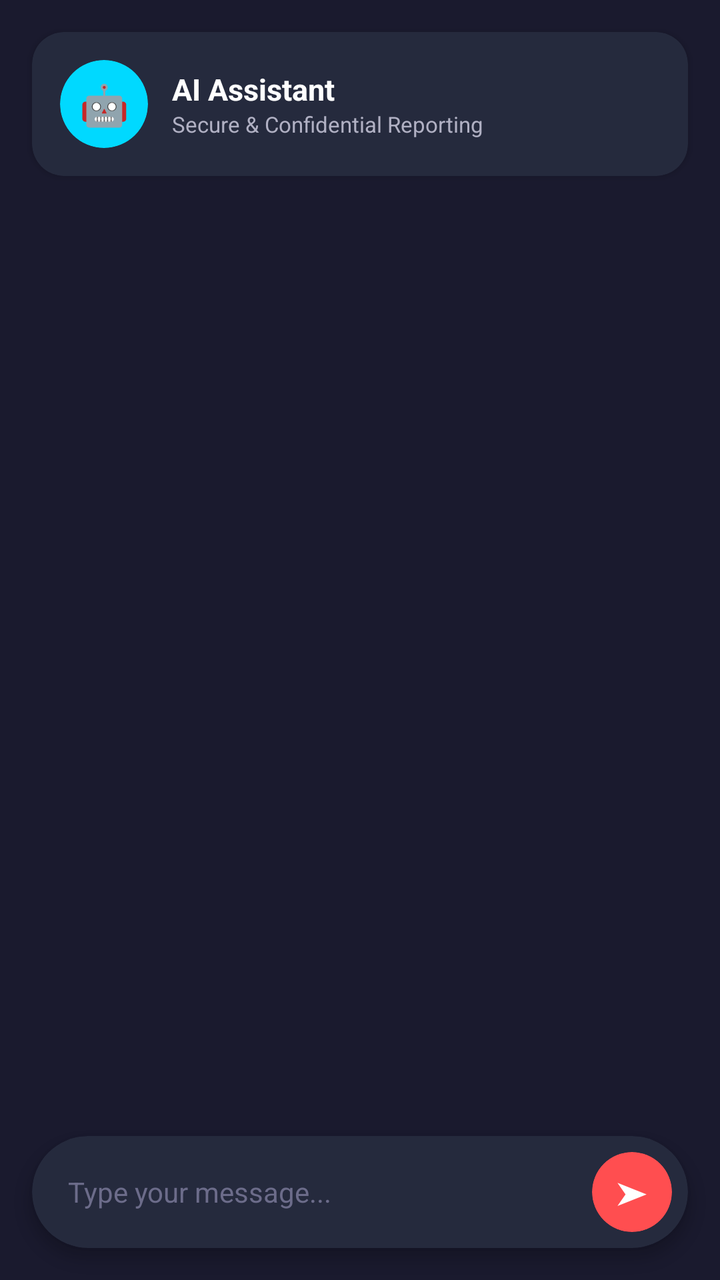
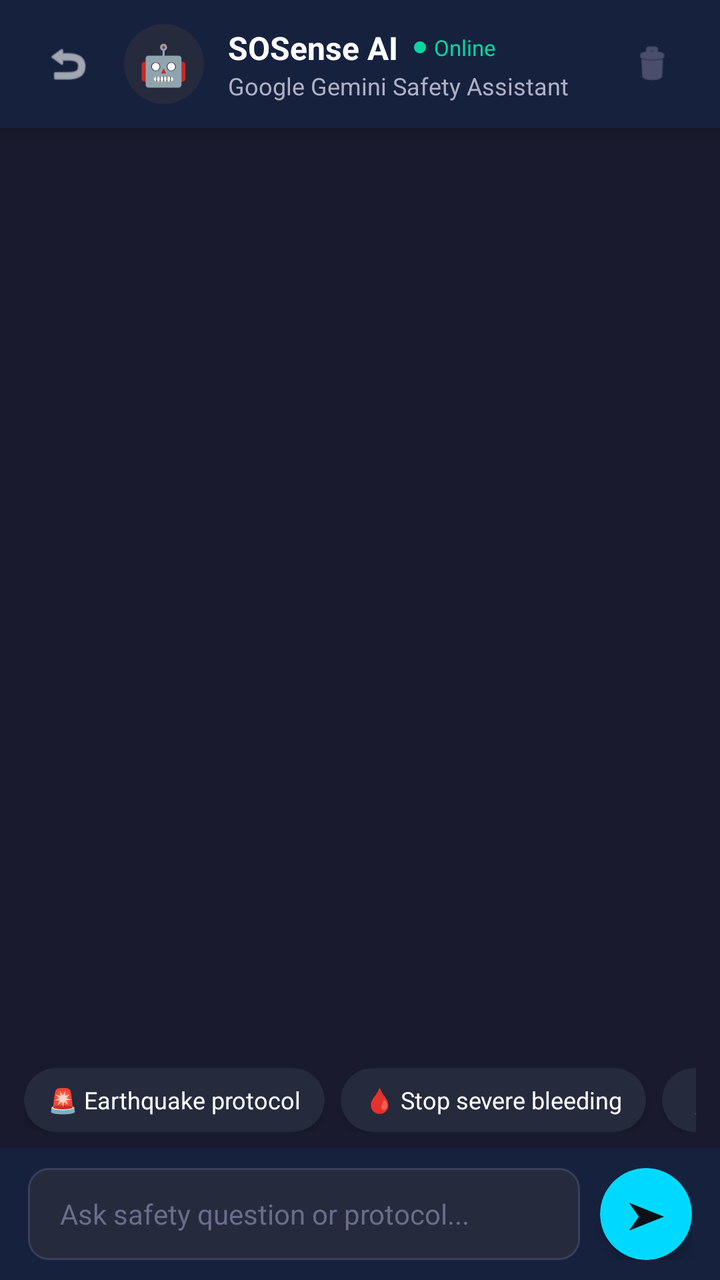

Before-and-after screenshots of an Android layout around one commit, followed by the original layout XML and the change that was made.
<!-- AndroidManifest.xml: application theme Theme.SOSense -->
<!-- res/layout/activity_chat.xml -->
<?xml version="1.0" encoding="utf-8"?>
<androidx.constraintlayout.widget.ConstraintLayout xmlns:android="http://schemas.android.com/apk/res/android"
    xmlns:app="http://schemas.android.com/apk/res-auto"
    android:layout_width="match_parent"
    android:layout_height="match_parent"
    android:background="@color/bg_dark_primary">

    
    <androidx.cardview.widget.CardView
        android:id="@+id/cardHeader"
        android:layout_width="0dp"
        android:layout_height="wrap_content"
        android:layout_marginTop="16dp"
        android:layout_marginStart="16dp"
        android:layout_marginEnd="16dp"
        app:cardBackgroundColor="@color/surface_light"
        app:cardCornerRadius="16dp"
        app:cardElevation="2dp"
        app:layout_constraintTop_toTopOf="parent"
        app:layout_constraintStart_toStartOf="parent"
        app:layout_constraintEnd_toEndOf="parent">

        <LinearLayout
            android:layout_width="match_parent"
            android:layout_height="wrap_content"
            android:orientation="horizontal"
            android:padding="14dp"
            android:gravity="center_vertical">

            <androidx.cardview.widget.CardView
                android:layout_width="44dp"
                android:layout_height="44dp"
                app:cardCornerRadius="22dp"
                app:cardBackgroundColor="@color/accent_teal"
                app:cardElevation="0dp">

                <TextView
                    android:layout_width="match_parent"
                    android:layout_height="match_parent"
                    android:gravity="center"
                    android:text="🤖"
                    android:textSize="20sp" />

            </androidx.cardview.widget.CardView>

            <LinearLayout
                android:layout_width="0dp"
                android:layout_height="wrap_content"
                android:layout_weight="1"
                android:layout_marginStart="12dp"
                android:orientation="vertical">

                <TextView
                    android:layout_width="wrap_content"
                    android:layout_height="wrap_content"
                    android:text="AI Assistant"
                    android:textColor="@color/text_primary"
                    android:textSize="15sp"
                    android:textStyle="bold" />

                <TextView
                    android:layout_width="wrap_content"
                    android:layout_height="wrap_content"
                    android:text="Secure &amp; Confidential Reporting"
                    android:textColor="@color/text_secondary"
                    android:textSize="11sp" />

            </LinearLayout>

        </LinearLayout>

    </androidx.cardview.widget.CardView>

    
    <androidx.recyclerview.widget.RecyclerView
        android:id="@+id/rvChatMessages"
        android:layout_width="0dp"
        android:layout_height="0dp"
        android:layout_marginTop="12dp"
        android:layout_marginStart="12dp"
        android:layout_marginEnd="12dp"
        android:clipToPadding="false"
        android:paddingBottom="10dp"
        android:scrollbarStyle="outsideOverlay"
        app:layout_constraintTop_toBottomOf="@id/cardHeader"
        app:layout_constraintBottom_toTopOf="@id/cardInputBar"
        app:layout_constraintStart_toStartOf="parent"
        app:layout_constraintEnd_toEndOf="parent" />

    
    <androidx.cardview.widget.CardView
        android:id="@+id/cardInputBar"
        android:layout_width="0dp"
        android:layout_height="56dp"
        android:layout_marginStart="16dp"
        android:layout_marginEnd="16dp"
        android:layout_marginBottom="16dp"
        app:cardBackgroundColor="@color/surface_light"
        app:cardCornerRadius="28dp"
        app:cardElevation="4dp"
        app:layout_constraintBottom_toBottomOf="parent"
        app:layout_constraintStart_toStartOf="parent"
        app:layout_constraintEnd_toEndOf="parent">

        <LinearLayout
            android:layout_width="match_parent"
            android:layout_height="match_parent"
            android:orientation="horizontal"
            android:gravity="center_vertical"
            android:paddingStart="18dp"
            android:paddingEnd="8dp">

            <EditText
                android:id="@+id/etChatInput"
                android:layout_width="0dp"
                android:layout_height="wrap_content"
                android:layout_weight="1"
                android:background="@android:color/transparent"
                android:hint="Type your message..."
                android:textColorHint="@color/text_muted"
                android:textColor="@color/text_primary"
                android:textSize="14sp"
                android:maxLines="1"
                android:inputType="text" />

            <androidx.cardview.widget.CardView
                android:layout_width="40dp"
                android:layout_height="40dp"
                android:clickable="true"
                android:focusable="true"
                android:foreground="?android:attr/selectableItemBackgroundBorderless"
                android:stateListAnimator="@animator/card_press_anim"
                app:cardCornerRadius="20dp"
                app:cardBackgroundColor="@color/sos_red_start"
                app:cardElevation="0dp">

                <TextView
                    android:id="@+id/btnSendChat"
                    android:layout_width="match_parent"
                    android:layout_height="match_parent"
                    android:gravity="center"
                    android:text="➤"
                    android:textColor="@color/white"
                    android:textSize="16sp"
                    android:clickable="false"
                    android:focusable="false" />

            </androidx.cardview.widget.CardView>

        </LinearLayout>

    </androidx.cardview.widget.CardView>

</androidx.constraintlayout.widget.ConstraintLayout>
<!-- resources referenced by this layout -->
<resources>
  <color name="accent_teal">#00D9FF</color>
  <color name="bg_dark_primary">#1A1A2E</color>
  <color name="sos_red_start">#FF4E50</color>
  <color name="surface_light">#252A3D</color>
  <color name="text_muted">#6C6C8A</color>
  <color name="text_primary">#FFFFFF</color>
  <color name="text_secondary">#B0B0C3</color>
  <color name="white">#FFFFFFFF</color>
  <style name="Theme.SOSense" parent="Base.Theme.SOSense" />
  <style name="Base.Theme.SOSense" parent="Theme.Material3.DayNight.NoActionBar">
          <item name="android:statusBarColor">@color/bg_dark_primary</item>
          <item name="android:navigationBarColor">@color/bg_dark_primary</item>
          <item name="android:windowDrawsSystemBarBackgrounds">true</item>
          <item name="android:windowLightStatusBar">false</item>
          <item name="android:windowLightNavigationBar" tools:targetApi="o_mr1">false</item>
      </style>
</resources>

<!-- the commit's change to res/layout/activity_chat.xml (unified diff, before → after) -->
@@ -6,149 +6,270 @@
     android:background="@color/bg_dark_primary">
 
     
-    <androidx.cardview.widget.CardView
-        android:id="@+id/cardHeader"
+    <LinearLayout
+        android:id="@+id/layoutChatHeader"
         android:layout_width="0dp"
         android:layout_height="wrap_content"
-        android:layout_marginTop="16dp"
-        android:layout_marginStart="16dp"
-        android:layout_marginEnd="16dp"
-        app:cardBackgroundColor="@color/surface_light"
-        app:cardCornerRadius="16dp"
-        app:cardElevation="2dp"
-        app:layout_constraintTop_toTopOf="parent"
+        android:background="@color/bg_dark_secondary"
+        android:elevation="6dp"
+        android:gravity="center_vertical"
+        android:orientation="horizontal"
+        android:paddingHorizontal="16dp"
+        android:paddingVertical="12dp"
+        app:layout_constraintEnd_toEndOf="parent"
         app:layout_constraintStart_toStartOf="parent"
-        app:layout_constraintEnd_toEndOf="parent">
+        app:layout_constraintTop_toTopOf="parent">
+
+        <ImageView
+            android:id="@+id/ivChatBack"
+            android:layout_width="36dp"
+            android:layout_height="36dp"
+            android:background="?attr/selectableItemBackgroundBorderless"
+            android:clickable="true"
+            android:contentDescription="Back"
+            android:focusable="true"
+            android:padding="6dp"
+            android:src="@android:drawable/ic_menu_revert"
+            app:tint="@color/text_primary" />
+
+        <FrameLayout
+            android:layout_width="40dp"
+            android:layout_height="40dp"
+            android:layout_marginStart="10dp"
+            android:background="@drawable/bg_circle_icon">
+
+            <TextView
+                android:layout_width="wrap_content"
+                android:layout_height="wrap_content"
+                android:layout_gravity="center"
+                android:text="🤖"
+                android:textSize="20sp" />
+        </FrameLayout>
 
         <LinearLayout
-            android:layout_width="match_parent"
+            android:layout_width="0dp"
             android:layout_height="wrap_content"
-            android:orientation="horizontal"
-            android:padding="14dp"
-            android:gravity="center_vertical">
-
-            <androidx.cardview.widget.CardView
-                android:layout_width="44dp"
-                android:layout_height="44dp"
-                app:cardCornerRadius="22dp"
-                app:cardBackgroundColor="@color/accent_teal"
-                app:cardElevation="0dp">
-
-                <TextView
-                    android:layout_width="match_parent"
-                    android:layout_height="match_parent"
-                    android:gravity="center"
-                    android:text="🤖"
-                    android:textSize="20sp" />
-
-            </androidx.cardview.widget.CardView>
+            android:layout_marginStart="12dp"
+            android:layout_weight="1"
+            android:orientation="vertical">
 
             <LinearLayout
-                android:layout_width="0dp"
+                android:layout_width="wrap_content"
                 android:layout_height="wrap_content"
-                android:layout_weight="1"
-                android:layout_marginStart="12dp"
-                android:orientation="vertical">
-
-                <TextView
-                    android:layout_width="wrap_content"
-                    android:layout_height="wrap_content"
-                    android:text="AI Assistant"
-                    android:textColor="@color/text_primary"
-                    android:textSize="15sp"
+                android:gravity="center_vertical"
+                android:orientation="horizontal">
+
+                <TextView
+                    android:layout_width="wrap_content"
+                    android:layout_height="wrap_content"
+                    android:text="SOSense AI"
+                    android:textColor="@color/text_primary"
+                    android:textSize="16sp"
                     android:textStyle="bold" />
 
-                <TextView
-                    android:layout_width="wrap_content"
-                    android:layout_height="wrap_content"
-                    android:text="Secure &amp; Confidential Reporting"
-                    android:textColor="@color/text_secondary"
+                <View
+                    android:layout_width="6dp"
+                    android:layout_height="6dp"
+                    android:layout_marginStart="8dp"
+                    android:background="@drawable/dot_green" />
+
+                <TextView
+                    android:layout_width="wrap_content"
+                    android:layout_height="wrap_content"
+                    android:layout_marginStart="4dp"
+                    android:text="Online"
+                    android:textColor="@color/success_green"
                     android:textSize="11sp" />
-
             </LinearLayout>
 
+            <TextView
+                android:layout_width="wrap_content"
+                android:layout_height="wrap_content"
+                android:text="Google Gemini Safety Assistant"
+                android:textColor="@color/text_secondary"
+                android:textSize="12sp" />
         </LinearLayout>
 
-    </androidx.cardview.widget.CardView>
+        
+        <ImageView
+            android:id="@+id/ivClearChat"
+            android:layout_width="36dp"
+            android:layout_height="36dp"
+            android:background="?attr/selectableItemBackgroundBorderless"
+            android:clickable="true"
+            android:contentDescription="Clear Chat"
+            android:focusable="true"
+            android:padding="7dp"
+            android:src="@android:drawable/ic_menu_delete"
+            app:tint="@color/text_muted" />
+    </LinearLayout>
 
     
     <androidx.recyclerview.widget.RecyclerView
         android:id="@+id/rvChatMessages"
         android:layout_width="0dp"
         android:layout_height="0dp"
-        android:layout_marginTop="12dp"
-        android:layout_marginStart="12dp"
-        android:layout_marginEnd="12dp"
         android:clipToPadding="false"
-        android:paddingBottom="10dp"
-        android:scrollbarStyle="outsideOverlay"
-        app:layout_constraintTop_toBottomOf="@id/cardHeader"
-        app:layout_constraintBottom_toTopOf="@id/cardInputBar"
+        android:paddingTop="12dp"
+        android:paddingBottom="12dp"
+        app:layout_constraintBottom_toTopOf="@id/layoutSuggestions"
+        app:layout_constraintEnd_toEndOf="parent"
         app:layout_constraintStart_toStartOf="parent"
-        app:layout_constraintEnd_toEndOf="parent" />
-
-    
-    <androidx.cardview.widget.CardView
-        android:id="@+id/cardInputBar"
-        android:layout_width="0dp"
-        android:layout_height="56dp"
-        android:layout_marginStart="16dp"
-        android:layout_marginEnd="16dp"
-        android:layout_marginBottom="16dp"
-        app:cardBackgroundColor="@color/surface_light"
-        app:cardCornerRadius="28dp"
-        app:cardElevation="4dp"
+        app:layout_constraintTop_toBottomOf="@id/layoutChatHeader" />
+
+    
+    <HorizontalScrollView
+        android:id="@+id/layoutSuggestions"
+        android:layout_width="0dp"
+        android:layout_height="wrap_content"
+        android:background="@color/bg_dark_primary"
+        android:paddingHorizontal="12dp"
+        android:paddingVertical="8dp"
+        android:scrollbars="none"
+        app:layout_constraintBottom_toTopOf="@id/layoutInputBar"
+        app:layout_constraintEnd_toEndOf="parent"
+        app:layout_constraintStart_toStartOf="parent">
+
+        <LinearLayout
+            android:layout_width="wrap_content"
+            android:layout_height="wrap_content"
+            android:orientation="horizontal">
+
+            <androidx.cardview.widget.CardView
+                android:id="@+id/chipEarthquake"
+                android:layout_width="wrap_content"
+                android:layout_height="32dp"
+                android:layout_marginEnd="8dp"
+                android:clickable="true"
+                android:focusable="true"
+                app:cardBackgroundColor="@color/card_bg"
+                app:cardCornerRadius="16dp">
+
+                <TextView
+                    android:layout_width="wrap_content"
+                    android:layout_height="wrap_content"
+                    android:layout_gravity="center"
+                    android:paddingHorizontal="12dp"
+                    android:text="🚨 Earthquake protocol"
+                    android:textColor="@color/text_primary"
+                    android:textSize="12sp" />
+            </androidx.cardview.widget.CardView>
+
+            <androidx.cardview.widget.CardView
+                android:id="@+id/chipBleeding"
+                android:layout_width="wrap_content"
+                android:layout_height="32dp"
+                android:layout_marginEnd="8dp"
+                android:clickable="true"
+                android:focusable="true"
+                app:cardBackgroundColor="@color/card_bg"
+                app:cardCornerRadius="16dp">
+
+                <TextView
+                    android:layout_width="wrap_content"
+                    android:layout_height="wrap_content"
+                    android:layout_gravity="center"
+                    android:paddingHorizontal="12dp"
+                    android:text="🩸 Stop severe bleeding"
+                    android:textColor="@color/text_primary"
+                    android:textSize="12sp" />
+            </androidx.cardview.widget.CardView>
+
+            <androidx.cardview.widget.CardView
+                android:id="@+id/chipCommute"
+                android:layout_width="wrap_content"
+                android:layout_height="32dp"
+                android:layout_marginEnd="8dp"
+                android:clickable="true"
+                android:focusable="true"
+                app:cardBackgroundColor="@color/card_bg"
+                app:cardCornerRadius="16dp">
+
+                <TextView
+                    android:layout_width="wrap_content"
+                    android:layout_height="wrap_content"
+                    android:layout_gravity="center"
+                    android:paddingHorizontal="12dp"
+                    android:text="🚶 Night commute tips"
+                    android:textColor="@color/text_primary"
+                    android:textSize="12sp" />
+            </androidx.cardview.widget.CardView>
+
+            <androidx.cardview.widget.CardView
+                android:id="@+id/chipSuspicious"
+                android:layout_width="wrap_content"
+                android:layout_height="32dp"
+                android:clickable="true"
+                android:focusable="true"
+                app:cardBackgroundColor="@color/card_bg"
+                app:cardCornerRadius="16dp">
+
+                <TextView
+                    android:layout_width="wrap_content"
+                    android:layout_height="wrap_content"
+                    android:layout_gravity="center"
+                    android:paddingHorizontal="12dp"
+                    android:text="⚠️ Suspicious activity"
+                    android:textColor="@color/text_primary"
+                    android:textSize="12sp" />
+            </androidx.cardview.widget.CardView>
+        </LinearLayout>
+    </HorizontalScrollView>
+
+    
+    <LinearLayout
+        android:id="@+id/layoutInputBar"
+        android:layout_width="0dp"
+        android:layout_height="wrap_content"
+        android:background="@color/bg_dark_secondary"
+        android:elevation="8dp"
+        android:gravity="center_vertical"
+        android:orientation="horizontal"
+        android:paddingHorizontal="14dp"
+        android:paddingVertical="10dp"
         app:layout_constraintBottom_toBottomOf="parent"
-        app:layout_constraintStart_toStartOf="parent"
-        app:layout_constraintEnd_toEndOf="parent">
-
-        <LinearLayout
-            android:layout_width="match_parent"
-            android:layout_height="match_parent"
-            android:orientation="horizontal"
-            android:gravity="center_vertical"
-            android:paddingStart="18dp"
-            android:paddingEnd="8dp">
-
-            <EditText
-                android:id="@+id/etChatInput"
-                android:layout_width="0dp"
-                android:layout_height="wrap_content"
-                android:layout_weight="1"
-                android:background="@android:color/transparent"
-                android:hint="Type your message..."
-                android:textColorHint="@color/text_muted"
-                android:textColor="@color/text_primary"
-                android:textSize="14sp"
-                android:maxLines="1"
-                android:inputType="text" />
-
-            <androidx.cardview.widget.CardView
-                android:layout_width="40dp"
-                android:layout_height="40dp"
-                android:clickable="true"
-                android:focusable="true"
-                android:foreground="?android:attr/selectableItemBackgroundBorderless"
-                android:stateListAnimator="@animator/card_press_anim"
-                app:cardCornerRadius="20dp"
-                app:cardBackgroundColor="@color/sos_red_start"
-                app:cardElevation="0dp">
-
-                <TextView
-                    android:id="@+id/btnSendChat"
-                    android:layout_width="match_parent"
-                    android:layout_height="match_parent"
-                    android:gravity="center"
-                    android:text="➤"
-                    android:textColor="@color/white"
-                    android:textSize="16sp"
-                    android:clickable="false"
-                    android:focusable="false" />
-
-            </androidx.cardview.widget.CardView>
-
-        </LinearLayout>
-
-    </androidx.cardview.widget.CardView>
+        app:layout_constraintEnd_toEndOf="parent"
+        app:layout_constraintStart_toStartOf="parent">
+
+        <EditText
+            android:id="@+id/etChatInput"
+            android:layout_width="0dp"
+            android:layout_height="wrap_content"
+            android:layout_marginEnd="10dp"
+            android:layout_weight="1"
+            android:background="@drawable/bg_input_field"
+            android:hint="Ask safety question or protocol..."
+            android:inputType="textCapSentences|textMultiLine"
+            android:maxLines="4"
+            android:minHeight="46dp"
+            android:paddingHorizontal="16dp"
+            android:paddingVertical="10dp"
+            android:textColor="@color/text_primary"
+            android:textColorHint="@color/text_muted"
+            android:textSize="14sp" />
+
+        <androidx.cardview.widget.CardView
+            android:id="@+id/btnSendChatContainer"
+            android:layout_width="46dp"
+            android:layout_height="46dp"
+            android:clickable="true"
+            android:focusable="true"
+            app:cardBackgroundColor="@color/accent_cyan"
+            app:cardCornerRadius="23dp"
+            app:cardElevation="4dp">
+
+            <TextView
+                android:id="@+id/btnSendChat"
+                android:layout_width="match_parent"
+                android:layout_height="match_parent"
+                android:clickable="false"
+                android:focusable="false"
+                android:gravity="center"
+                android:text="➤"
+                android:textColor="#0D1117"
+                android:textSize="18sp"
+                android:textStyle="bold" />
+        </androidx.cardview.widget.CardView>
+    </LinearLayout>
 
 </androidx.constraintlayout.widget.ConstraintLayout>
<!-- resource entries referenced after the edit -->
@@ -1,13 +1,37 @@
 <!-- resources referenced by this layout -->
 <resources>
-  <color name="accent_teal">#00D9FF</color>
+  <color name="accent_cyan">#00D9FF</color>
   <color name="bg_dark_primary">#1A1A2E</color>
-  <color name="sos_red_start">#FF4E50</color>
-  <color name="surface_light">#252A3D</color>
+  <color name="bg_dark_secondary">#16213E</color>
+  <color name="card_bg">#252A3D</color>
+  <color name="success_green">#06D6A0</color>
   <color name="text_muted">#6C6C8A</color>
   <color name="text_primary">#FFFFFF</color>
   <color name="text_secondary">#B0B0C3</color>
-  <color name="white">#FFFFFFFF</color>
+  <!-- drawable bg_circle_icon (drawable) -->
+  <?xml version="1.0" encoding="utf-8"?>
+  <shape xmlns:android="http://schemas.android.com/apk/res/android"
+      android:shape="oval">
+      <solid android:color="#252A3D" />
+  </shape>
+  <!-- drawable bg_input_field (drawable) -->
+  <?xml version="1.0" encoding="utf-8"?>
+  <shape xmlns:android="http://schemas.android.com/apk/res/android"
+      android:shape="rectangle">
+      <corners android:radius="10dp" />
+      <solid android:color="#252A3D" />
+      <stroke
+          android:width="1dp"
+          android:color="#3A3F5C" />
+  </shape>
+  <!-- drawable dot_green (drawable) -->
+  <?xml version="1.0" encoding="utf-8"?>
+  <shape xmlns:android="http://schemas.android.com/apk/res/android"
+      android:shape="oval">
+  
+      <solid android:color="@color/success_green" />
+  
+  </shape>
   <style name="Theme.SOSense" parent="Base.Theme.SOSense" />
   <style name="Base.Theme.SOSense" parent="Theme.Material3.DayNight.NoActionBar">
           <item name="android:statusBarColor">@color/bg_dark_primary</item>
